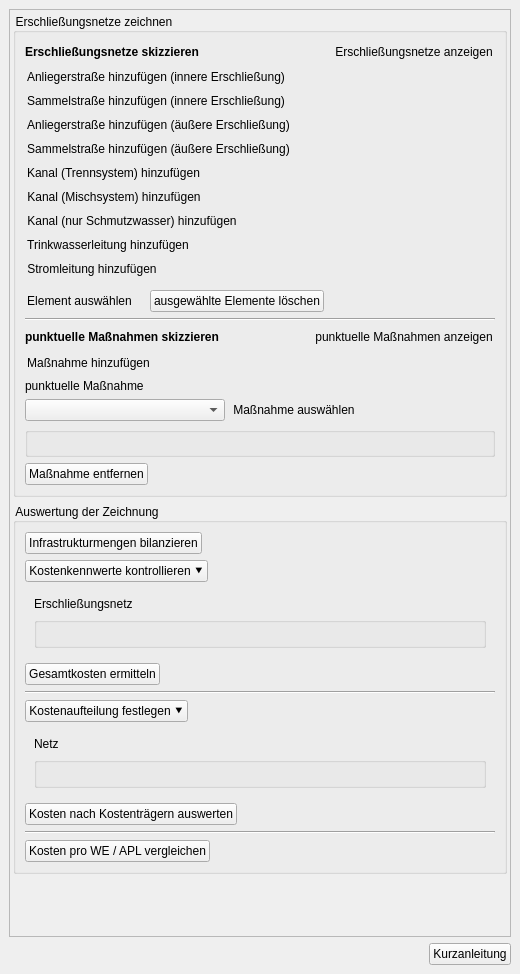
First picture: the form in projektcheck/ui/ProjektCheck_dockwidget_analysis_06-IFK.ui, repository projektcheck/ProjektCheck-QGIS, before the edit.
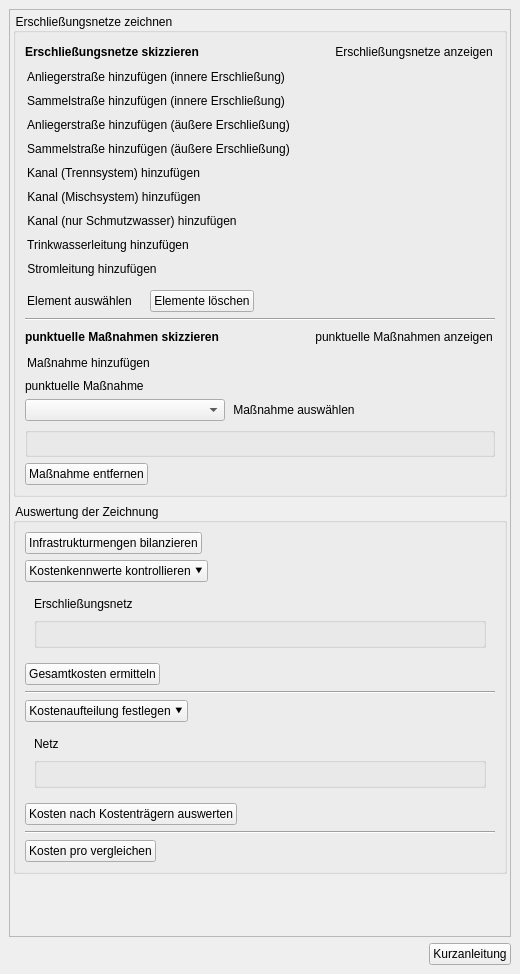
Second picture: the form after the edit. Icons and pictures are not drawn. Custom widgets are drawn as their Qt base class.

What changed in the file:
```diff
--- a/projektcheck/ui/ProjektCheck_dockwidget_analysis_06-IFK.ui
+++ b/projektcheck/ui/ProjektCheck_dockwidget_analysis_06-IFK.ui
@@ -640,7 +640,7 @@
              <item>
               <widget class="QPushButton" name="remove_lines_button">
                <property name="text">
-                <string>ausgewählte Elemente löschen</string>
+                <string>Elemente löschen</string>
                </property>
                <property name="icon">
                 <iconset>
@@ -1155,7 +1155,7 @@
               <string>&lt;html&gt;&lt;head/&gt;&lt;body&gt;&lt;p&gt;&lt;span style=&quot; font-weight:600;&quot;&gt;Kosten pro WE bzw. AP vergleichen&lt;/span&gt;&lt;/p&gt;&lt;p&gt;Die ermittelten Erschließungskosten pro Wohneinheit bzw. Arbeitsplatz bundesweiten Vergleichswerten gegenüberstellen. (Nur verfügbar, wenn alle Teilflächen die Nutzung “Wohnen” oder alle Teilflächen die Nutzung “Gewerbe” haben.)&lt;/p&gt;&lt;/body&gt;&lt;/html&gt;</string>
              </property>
              <property name="text">
-              <string>Kosten pro WE / APL vergleichen</string>
+              <string>Kosten pro vergleichen</string>
              </property>
              <property name="icon">
               <iconset>
```
Left out of the diff: 20 changed lines with no effect on the pictures.
